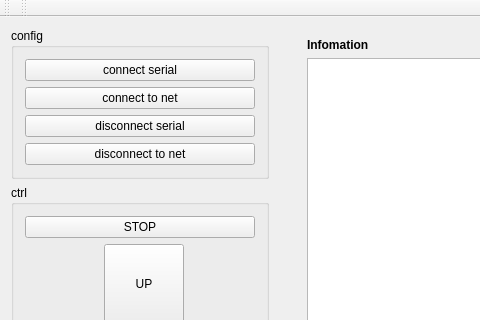
This is qt/arm-pro/vison_trace_host/mainwindow.ui in wifialan/vision_trace as Qt 5 draws it before an edit; both pictures show x 0 to 480 and y 0 to 320 of the 1198 by 492 pixel window. The edited form follows.
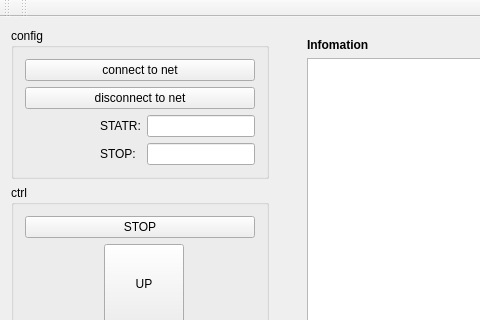
This is the edited form.

What changed in the file:
```diff
--- a/qt/arm-pro/vison_trace_host/mainwindow.ui
+++ b/qt/arm-pro/vison_trace_host/mainwindow.ui
@@ -55,34 +55,66 @@
         <string>config</string>
        </property>
        <layout class="QGridLayout" name="gridLayout_2">
-        <item row="0" column="0">
-         <widget class="QPushButton" name="pushButton_con_serial">
-          <property name="text">
-           <string>connect serial</string>
+        <item row="3" column="1">
+         <spacer name="horizontalSpacer_3">
+          <property name="orientation">
+           <enum>Qt::Horizontal</enum>
           </property>
-         </widget>
+          <property name="sizeHint" stdset="0">
+           <size>
+            <width>40</width>
+            <height>20</height>
+           </size>
+          </property>
+         </spacer>
         </item>
-        <item row="1" column="0">
+        <item row="0" column="1" colspan="3">
          <widget class="QPushButton" name="pushButton_con_net">
           <property name="text">
            <string>connect to net</string>
           </property>
          </widget>
         </item>
-        <item row="2" column="0">
-         <widget class="QPushButton" name="pushButton_discon_serial">
-          <property name="text">
-           <string>disconnect serial</string>
-          </property>
-         </widget>
-        </item>
-        <item row="3" column="0">
+        <item row="1" column="1" colspan="3">
          <widget class="QPushButton" name="pushButton_discon_net">
           <property name="text">
            <string>disconnect to net</string>
           </property>
          </widget>
         </item>
+        <item row="2" column="3">
+         <widget class="QLineEdit" name="lineEdit"/>
+        </item>
+        <item row="3" column="3">
+         <widget class="QLineEdit" name="lineEdit_2"/>
+        </item>
+        <item row="2" column="1">
+         <spacer name="horizontalSpacer_4">
+          <property name="orientation">
+           <enum>Qt::Horizontal</enum>
+          </property>
+          <property name="sizeHint" stdset="0">
+           <size>
+            <width>40</width>
+            <height>20</height>
+           </size>
+          </property>
+         </spacer>
+        </item>
+        <item row="3" column="2">
+         <widget class="QLabel" name="label_2">
+          <property name="text">
+           <string>STOP:</string>
+          </property>
+         </widget>
+        </item>
+        <item row="2" column="2">
+         <widget class="QLabel" name="label_3">
+          <property name="text">
+           <string>STATR:</string>
+          </property>
+         </widget>
+        </item>
        </layout>
       </widget>
      </item>
```
